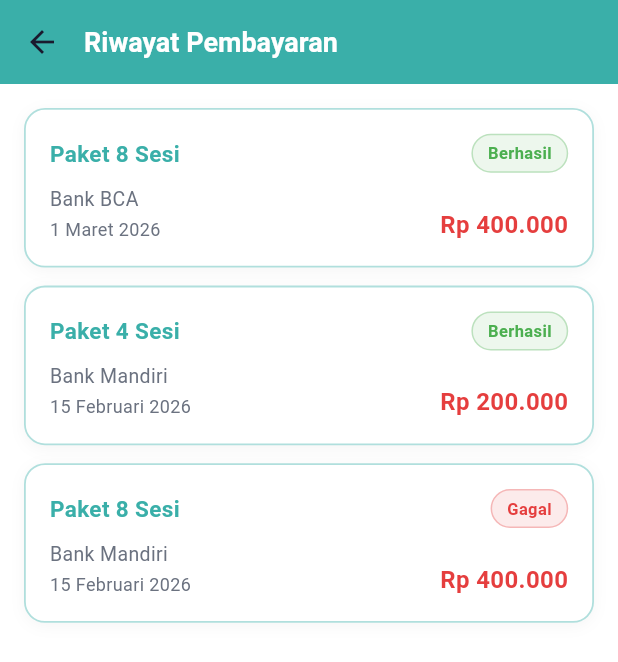
After one commit to muhammadariefand/lazuardyFrontend, a Flutter app: the RiwayatPembayaranPage screen opened by its route, on a phone screen of 412 x 824 dp. The commit adds this screen. Shown: the top 662 px of the screen. Run offline on Flutter 3.47's test engine with Material 3 defaults, Android fonts, the phone set to English and light mode, and no system bars; our stand-ins replace dio, flutter_bloc, get_it; Roboto replaces fonts that are missing (Poppins).

Commit message:
update beranda siswa (riwayat pembayaran)

```diff
--- a/lib/main.dart
+++ b/lib/main.dart
@@ -19,6 +19,7 @@ import 'package:lazuadry_mobile_fe/presentation/pages/siswa/jadwal_siswa_page.da
 import 'package:lazuadry_mobile_fe/presentation/pages/siswa/konfirmasi_pembatalan_page.dart';
 import 'package:lazuadry_mobile_fe/presentation/pages/siswa/laporan_siswa_page.dart';
 import 'package:lazuadry_mobile_fe/presentation/pages/siswa/profil_siswa_page.dart';
+import 'package:lazuadry_mobile_fe/presentation/pages/siswa/riwayat_pembayaran/riwayat_pembayaran_page.dart';
 import 'package:lazuadry_mobile_fe/presentation/pages/siswa/riwayat_sesi/detail_riwayat_sesi_page.dart';
 import 'package:lazuadry_mobile_fe/presentation/pages/siswa/riwayat_sesi/rating_tutor_page.dart';
 import 'package:lazuadry_mobile_fe/presentation/pages/siswa/riwayat_sesi/riwayat_sesi_page.dart';
@@ -143,6 +144,9 @@ class LazuardyApp extends StatelessWidget {
           // ── Siswa: Riwayat Ulasan Tutor ────────────────────────────────
           '/siswa/ulasan-tutor': (_) => const UlasanTutorPage(),
 
+          // ── Siswa: Riwayat Pembayaran ────────────────────────────────
+          '/siswa/riwayat-pembayaran': (_) => const RiwayatPembayaranPage(),
+
           // ── Tutor: Register flow ───────────────────────────────
           '/tutor/register': (_) => const RegisterTutorPage(),
           '/tutor/detail-pribadi': (_) => const DetailPribadiTutorPage(),
--- a/lib/presentation/pages/siswa/beranda_siswa_page.dart
+++ b/lib/presentation/pages/siswa/beranda_siswa_page.dart
@@ -155,7 +155,7 @@ class _BerandaSiswaPageState extends State<BerandaSiswaPage> {
       ('📚', 'Booking\n  ', '/siswa/booking/pilih-kategori'),
       ('🕐', 'Riwayat\nSesi', '/siswa/riwayat-sesi'),
       ('⭐', 'Riwayat\nUlasan Tutor', '/siswa/ulasan-tutor'),
-      ('💳', 'Riwayat\nPembayaran', '/siswa/pembayaran'),
+      ('💳', 'Riwayat\nPembayaran', '/siswa/riwayat-pembayaran'),
     ];
     return Padding(
       padding: const EdgeInsets.symmetric(horizontal: 16),
--- /dev/null
+++ b/lib/presentation/pages/siswa/riwayat_pembayaran/riwayat_pembayaran_page.dart
@@ -0,0 +1,184 @@
+// lib/presentation/pages/siswa/riwayat_pembayaran_page.dart
+// Riwayat Pembayaran — list kartu paket, badge Berhasil/Gagal, harga merah
+
+import 'package:flutter/material.dart';
+import 'package:lazuadry_mobile_fe/core/theme/app_theme.dart';
+
+const _teal = Color(0xFF3AAFA9);
+const _priceRed = Color(0xFFE53E3E);
+const _green = Color(0xFF4CAF50);
+
+enum _PaymentStatus { berhasil, gagal, menunggu }
+
+class RiwayatPembayaranPage extends StatelessWidget {
+  const RiwayatPembayaranPage({super.key});
+
+  static const _list = [
+    _PaymentItem(
+      paket: 'Paket 8 Sesi',
+      bank: 'Bank BCA',
+      tanggal: '1 Maret 2026',
+      harga: 400000,
+      status: _PaymentStatus.berhasil,
+    ),
+    _PaymentItem(
+      paket: 'Paket 4 Sesi',
+      bank: 'Bank Mandiri',
+      tanggal: '15 Februari 2026',
+      harga: 200000,
+      status: _PaymentStatus.berhasil,
+    ),
+    _PaymentItem(
+      paket: 'Paket 8 Sesi',
+      bank: 'Bank Mandiri',
+      tanggal: '15 Februari 2026',
+      harga: 400000,
+      status: _PaymentStatus.gagal,
+    ),
+  ];
+
+  String _formatRupiah(int amount) {
+    final str = amount.toString();
+    final buf = StringBuffer();
+    for (int i = 0; i < str.length; i++) {
+      if (i > 0 && (str.length - i) % 3 == 0) buf.write('.');
+      buf.write(str[i]);
+    }
+    return 'Rp ${buf.toString()}';
+  }
+
+  @override
+  Widget build(BuildContext context) {
+    return Scaffold(
+      backgroundColor: Colors.white,
+      appBar: AppBar(
+        backgroundColor: _teal,
+        foregroundColor: Colors.white,
+        elevation: 0,
+        titleSpacing: 0,
+        leading: IconButton(
+          icon: const Icon(Icons.arrow_back),
+          onPressed: () => Navigator.pop(context),
+        ),
+        title: const Text('Riwayat Pembayaran',
+            style: TextStyle(fontSize: 18, fontWeight: FontWeight.w700)),
+      ),
+      body: _list.isEmpty
+          ? _buildEmpty()
+          : ListView.separated(
+              padding: const EdgeInsets.all(16),
+              itemCount: _list.length,
+              separatorBuilder: (_, __) => const SizedBox(height: 12),
+              itemBuilder: (_, i) =>
+                  _PaymentCard(item: _list[i], formatRupiah: _formatRupiah),
+            ),
+    );
+  }
+
+  Widget _buildEmpty() => const Center(
+    child: Column(mainAxisSize: MainAxisSize.min, children: [
+      Text('💳', style: TextStyle(fontSize: 48)),
+      SizedBox(height: 12),
+      Text('Belum ada riwayat pembayaran',
+          style: TextStyle(fontSize: 15, color: AppColors.textSecondary)),
+    ]),
+  );
+}
+
+// ── Kartu pembayaran ──────────────────────────────────────────────
+class _PaymentCard extends StatelessWidget {
+  final _PaymentItem item;
+  final String Function(int) formatRupiah;
+  const _PaymentCard({required this.item, required this.formatRupiah});
+
+  Color get _badgeColor {
+    switch (item.status) {
+      case _PaymentStatus.berhasil: return _green;
+      case _PaymentStatus.gagal:    return _priceRed;
+      case _PaymentStatus.menunggu: return const Color(0xFFF59E0B);
+    }
+  }
+
+  String get _badgeLabel {
+    switch (item.status) {
+      case _PaymentStatus.berhasil: return 'Berhasil';
+      case _PaymentStatus.gagal:    return 'Gagal';
+      case _PaymentStatus.menunggu: return 'Menunggu';
+    }
+  }
+
+  @override
+  Widget build(BuildContext context) {
+    return Container(
+      padding: const EdgeInsets.all(16),
+      decoration: BoxDecoration(
+        color: Colors.white,
+        borderRadius: BorderRadius.circular(14),
+        border: Border.all(color: _teal.withOpacity(0.4), width: 1.2),
+        boxShadow: [
+          BoxShadow(color: Colors.black.withOpacity(0.04), blurRadius: 8,
+              offset: const Offset(0, 2)),
+        ],
+      ),
+      child: Column(crossAxisAlignment: CrossAxisAlignment.start, children: [
+        // Row atas: nama paket + badge status
+        Row(
+          mainAxisAlignment: MainAxisAlignment.spaceBetween,
+          children: [
+            Text(item.paket,
+                style: const TextStyle(
+                    fontSize: 15, fontWeight: FontWeight.w700, color: _teal)),
+            Container(
+              padding: const EdgeInsets.symmetric(horizontal: 10, vertical: 4),
+              decoration: BoxDecoration(
+                color: _badgeColor.withOpacity(0.1),
+                borderRadius: BorderRadius.circular(20),
+                border: Border.all(color: _badgeColor.withOpacity(0.3)),
+              ),
+              child: Text(_badgeLabel,
+                  style: TextStyle(
+                      fontSize: 11, fontWeight: FontWeight.w600, color: _badgeColor)),
+            ),
+          ],
+        ),
+        const SizedBox(height: 8),
+
+        // Row bawah: bank+tanggal + harga
+        Row(
+          mainAxisAlignment: MainAxisAlignment.spaceBetween,
+          crossAxisAlignment: CrossAxisAlignment.end,
+          children: [
+            Column(crossAxisAlignment: CrossAxisAlignment.start, children: [
+              Text(item.bank,
+                  style: const TextStyle(
+                      fontSize: 13, color: AppColors.textSecondary)),
+              const SizedBox(height: 2),
+              Text(item.tanggal,
+                  style: const TextStyle(
+                      fontSize: 12, color: AppColors.textSecondary)),
+            ]),
+            Text(
+              formatRupiah(item.harga),
+              style: const TextStyle(
+                  fontSize: 16, fontWeight: FontWeight.w700, color: _priceRed),
+            ),
+          ],
+        ),
+      ]),
+    );
+  }
+}
+
+// ── Model ─────────────────────────────────────────────────────────
+class _PaymentItem {
+  final String paket, bank, tanggal;
+  final int harga;
+  final _PaymentStatus status;
+  const _PaymentItem({
+    required this.paket,
+    required this.bank,
+    required this.tanggal,
+    required this.harga,
+    required this.status,
+  });
+}
```
